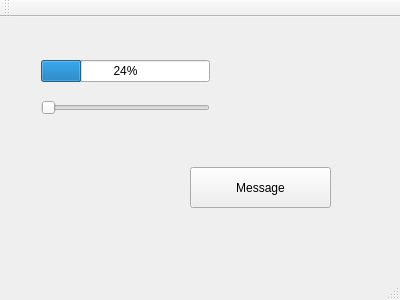
Above: firstgui/mainwindow.ui from MacroGu/qtProject before the change. Below: the same form after it.
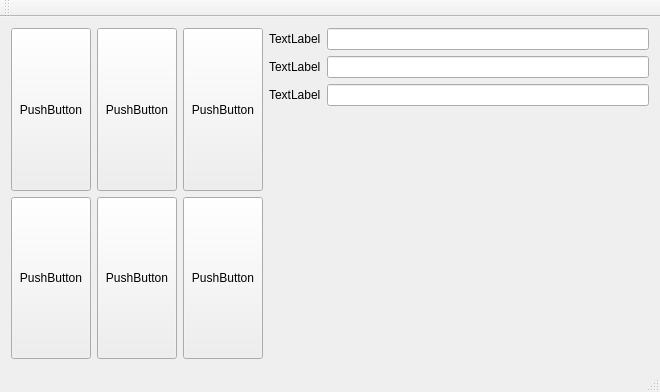
That is the form after the change.

What changed in the file:
```diff
--- a/firstgui/mainwindow.ui
+++ b/firstgui/mainwindow.ui
@@ -6,53 +6,128 @@
    <rect>
     <x>0</x>
     <y>0</y>
-    <width>400</width>
-    <height>300</height>
+    <width>660</width>
+    <height>392</height>
    </rect>
   </property>
   <property name="windowTitle">
    <string>MainWindow</string>
   </property>
   <widget class="QWidget" name="centralWidget">
-   <widget class="QPushButton" name="pushButton">
-    <property name="geometry">
-     <rect>
-      <x>190</x>
-      <y>150</y>
-      <width>141</width>
-      <height>41</height>
-     </rect>
-    </property>
-    <property name="text">
-     <string>Message</string>
-    </property>
-   </widget>
-   <widget class="QWidget" name="">
-    <property name="geometry">
-     <rect>
-      <x>30</x>
-      <y>20</y>
-      <width>191</width>
-      <height>101</height>
-     </rect>
-    </property>
-    <layout class="QVBoxLayout" name="verticalLayout">
-     <item>
-      <widget class="QProgressBar" name="progressBar">
-       <property name="value">
-        <number>24</number>
-       </property>
-      </widget>
-     </item>
-     <item>
-      <widget class="QSlider" name="horizontalSlider">
-       <property name="orientation">
-        <enum>Qt::Horizontal</enum>
-       </property>
-      </widget>
-     </item>
-    </layout>
-   </widget>
+   <layout class="QGridLayout" name="gridLayout">
+    <item row="0" column="2">
+     <widget class="QPushButton" name="pushButton_6">
+      <property name="sizePolicy">
+       <sizepolicy hsizetype="Minimum" vsizetype="Preferred">
+        <horstretch>0</horstretch>
+        <verstretch>0</verstretch>
+       </sizepolicy>
+      </property>
+      <property name="text">
+       <string>PushButton</string>
+      </property>
+     </widget>
+    </item>
+    <item row="1" column="0">
+     <widget class="QPushButton" name="pushButton_2">
+      <property name="sizePolicy">
+       <sizepolicy hsizetype="Minimum" vsizetype="Preferred">
+        <horstretch>0</horstretch>
+        <verstretch>0</verstretch>
+       </sizepolicy>
+      </property>
+      <property name="text">
+       <string>PushButton</string>
+      </property>
+     </widget>
+    </item>
+    <item row="1" column="1">
+     <widget class="QPushButton" name="pushButton_3">
+      <property name="sizePolicy">
+       <sizepolicy hsizetype="Minimum" vsizetype="Preferred">
+        <horstretch>0</horstretch>
+        <verstretch>0</verstretch>
+       </sizepolicy>
+      </property>
+      <property name="text">
+       <string>PushButton</string>
+      </property>
+     </widget>
+    </item>
+    <item row="1" column="2">
+     <widget class="QPushButton" name="pushButton">
+      <property name="sizePolicy">
+       <sizepolicy hsizetype="Minimum" vsizetype="Preferred">
+        <horstretch>0</horstretch>
+        <verstretch>0</verstretch>
+       </sizepolicy>
+      </property>
+      <property name="text">
+       <string>PushButton</string>
+      </property>
+     </widget>
+    </item>
+    <item row="0" column="1">
+     <widget class="QPushButton" name="pushButton_5">
+      <property name="sizePolicy">
+       <sizepolicy hsizetype="Minimum" vsizetype="Preferred">
+        <horstretch>0</horstretch>
+        <verstretch>0</verstretch>
+       </sizepolicy>
+      </property>
+      <property name="text">
+       <string>PushButton</string>
+      </property>
+     </widget>
+    </item>
+    <item row="0" column="0">
+     <widget class="QPushButton" name="pushButton_4">
+      <property name="sizePolicy">
+       <sizepolicy hsizetype="Minimum" vsizetype="Preferred">
+        <horstretch>0</horstretch>
+        <verstretch>0</verstretch>
+       </sizepolicy>
+      </property>
+      <property name="text">
+       <string>PushButton</string>
+      </property>
+     </widget>
+    </item>
+    <item row="0" column="3" rowspan="2">
+     <layout class="QFormLayout" name="formLayout">
+      <item row="0" column="0">
+       <widget class="QLabel" name="label">
+        <property name="text">
+         <string>TextLabel</string>
+        </property>
+       </widget>
+      </item>
+      <item row="1" column="0">
+       <widget class="QLabel" name="label_2">
+        <property name="text">
+         <string>TextLabel</string>
+        </property>
+       </widget>
+      </item>
+      <item row="2" column="0">
+       <widget class="QLabel" name="label_3">
+        <property name="text">
+         <string>TextLabel</string>
+        </property>
+       </widget>
+      </item>
+      <item row="0" column="1">
+       <widget class="QLineEdit" name="lineEdit"/>
+      </item>
+      <item row="1" column="1">
+       <widget class="QLineEdit" name="lineEdit_2"/>
+      </item>
+      <item row="2" column="1">
+       <widget class="QLineEdit" name="lineEdit_3"/>
+      </item>
+     </layout>
+    </item>
+   </layout>
   </widget>
   <widget class="QMenuBar" name="menuBar">
    <property name="geometry">
```
Left out of the diff: 2 changed lines with no effect on the pictures.
